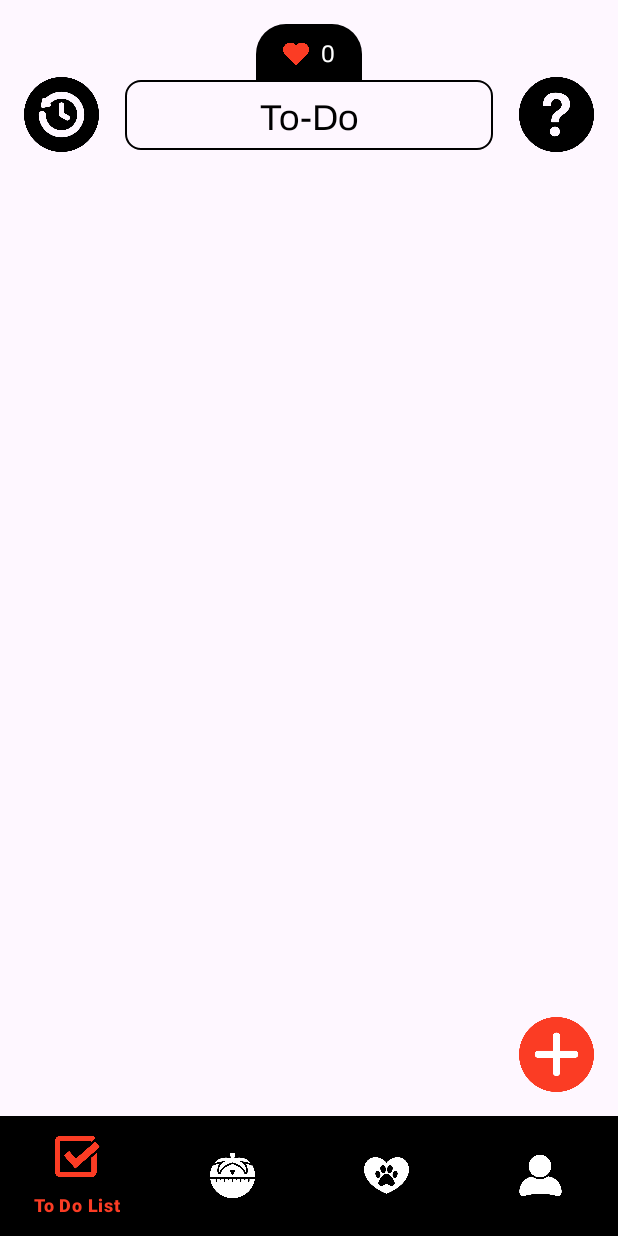
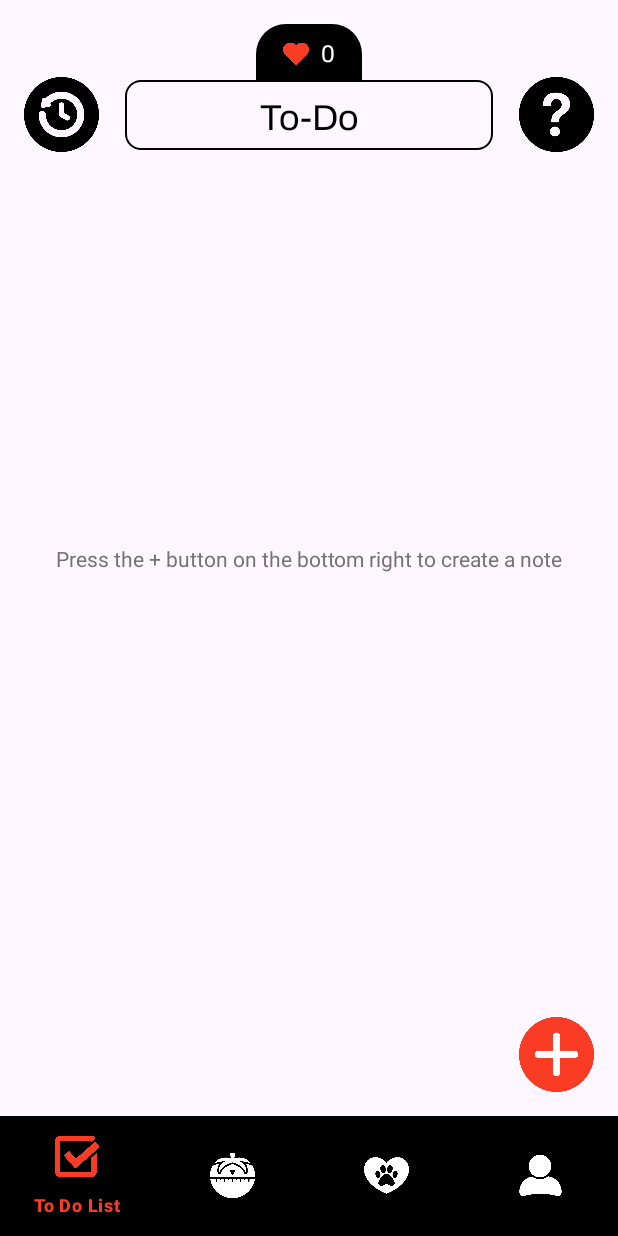
Before and after one commit to Zikamirichi/To-Dororo, an Android app: the screen it shows after launch once a user with an empty profile is signed in (MainActivity), on a phone screen of 412 x 824 dp. Run offline under Robolectric (Android 15) with nearby library versions, the phone set to English and light mode, and no system bars; our stand-ins replace Firebase (no records; nobody signed in at launch, a user with empty details on screens opened directly); Roboto replaces fonts that are not available here.

Commit message:
Placeholder plus button design change

```diff
--- a/app/src/main/java/com/mobdeve/s11and12/group1/to_dororo/DetailActivity.kt
+++ b/app/src/main/java/com/mobdeve/s11and12/group1/to_dororo/DetailActivity.kt
@@ -88,7 +88,7 @@ class DetailActivity : AppCompatActivity() {
 
         setTimerButton = findViewById(R.id.set_timer_text)
         setTimerButton.isEnabled = false
-        setTimerButton.backgroundTintList = ColorStateList.valueOf(Color.GRAY)
+        setTimerButton.backgroundTintList = ColorStateList.valueOf(Color.LTGRAY)
 
     }
 
--- a/app/src/main/java/com/mobdeve/s11and12/group1/to_dororo/ToDoListFragment.kt
+++ b/app/src/main/java/com/mobdeve/s11and12/group1/to_dororo/ToDoListFragment.kt
@@ -20,6 +20,7 @@ class ToDoListFragment : Fragment() {
     private lateinit var recyclerView: RecyclerView
     private lateinit var adapter: TodoAdapter
     private lateinit var heartCountTextView: TextView
+    private lateinit var placeholderTextView: TextView
     private val firestore = FirebaseFirestore.getInstance()
     private val firebaseAuth = FirebaseAuth.getInstance()
 
@@ -33,6 +34,7 @@ class ToDoListFragment : Fragment() {
         recyclerView.layoutManager = LinearLayoutManager(requireContext())
 
         heartCountTextView = view.findViewById(R.id.heart_count)
+        placeholderTextView = view.findViewById(R.id.placeholder_text)
 
         fetchTodoItems()
         fetchHeartCount()
@@ -112,6 +114,12 @@ class ToDoListFragment : Fragment() {
                     sortedItems.addAll(dateMap[date] ?: emptyList())
                 }
 
+                if (sortedItems.isEmpty()) {
+                    placeholderTextView.visibility = View.VISIBLE
+                } else {
+                    placeholderTextView.visibility = View.GONE
+                }
+
                 adapter = TodoAdapter(sortedItems)
                 recyclerView.adapter = adapter
             }
--- a/app/src/main/res/layout/activity_create.xml
+++ b/app/src/main/res/layout/activity_create.xml
@@ -177,15 +177,13 @@
                 android:layout_height="wrap_content"
                 android:layout_gravity="center_vertical"
                 android:layout_marginEnd="16dp"
-                android:backgroundTint="#FFFFFF"
+                android:backgroundTint="#000000"
                 android:fontFamily="sans-serif-medium"
                 android:paddingBottom="4dp"
                 android:text="Set timer"
-                android:textColor="@android:color/black"
+                android:textColor="@android:color/white"
                 android:textSize="14sp"
                 app:cornerRadius="10dp"
-                app:strokeColor="#000000"
-                app:strokeWidth="1dp"
                 android:enabled="false"/>
 
             <!-- Spacer view -->
--- a/app/src/main/res/layout/fragment_to_do_list.xml
+++ b/app/src/main/res/layout/fragment_to_do_list.xml
@@ -6,6 +6,24 @@
     android:layout_width="match_parent"
     android:layout_height="match_parent"
     tools:context=".ToDoListFragment">
+
+    <!-- Placeholder TextView -->
+    <TextView
+        android:id="@+id/placeholder_text"
+        android:layout_width="wrap_content"
+        android:layout_height="wrap_content"
+        android:layout_gravity="center"
+        android:text="Press the + button on the bottom right to create a note"
+        android:textColor="#737373"
+        android:textAlignment="center"
+        android:gravity="center"
+        android:visibility="gone"
+        android:maxLines="2"
+        android:padding="16dp"
+        app:layout_constraintTop_toTopOf="parent"
+        app:layout_constraintBottom_toBottomOf="parent"
+        app:layout_constraintStart_toStartOf="parent"
+        app:layout_constraintEnd_toEndOf="parent"/>
 
     <!-- Container for main content -->
     <LinearLayout
```
Also changed, not shown: app/src/main/res/layout/activity_detail.xml (+3 -5 lines).
